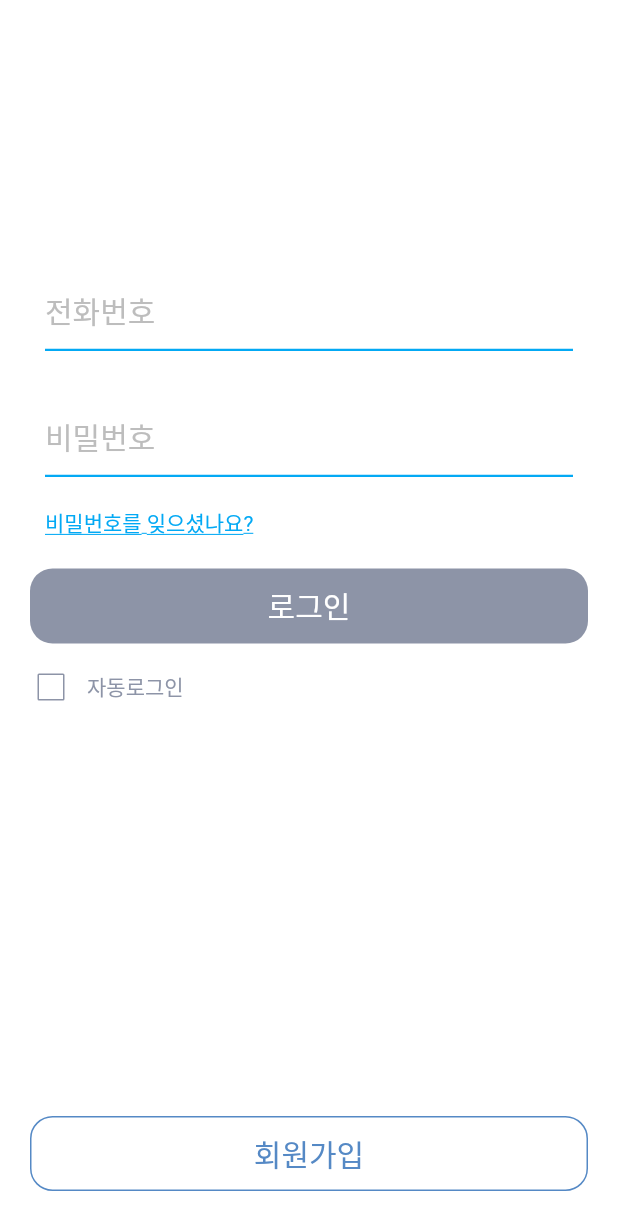
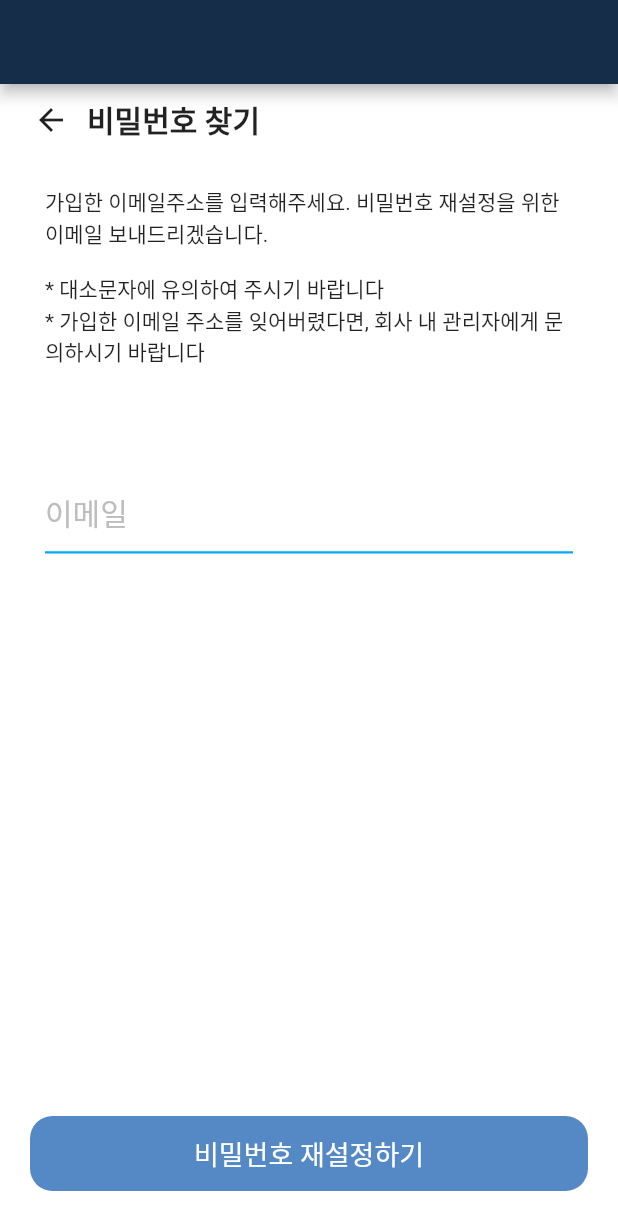
Before and after one commit to kwakdeung/with_rider, a Flutter app: the screen it shows after launch, after a tap on "비밀번호를 잊으셨나요?", on a phone screen of 412 x 824 dp. Shown: the top 1230 px of the screen. Run offline on Flutter 3.47's test engine with Material 2 defaults, Android fonts, the phone set to English and light mode, and no system bars; missing offline and left inert: kakao_flutter_sdk.

Commit message:
비밀번호 재설정 UI 추가

```diff
--- /dev/null
+++ b/lib/forgot_password.dart
@@ -0,0 +1,91 @@
+import 'package:flutter/material.dart';
+
+import 'end_drawer.dart';
+import 'login.dart';
+import 'password_reset.dart';
+
+class ForgotPassword extends StatelessWidget {
+  const ForgotPassword({super.key});
+
+  @override
+  Widget build(BuildContext context) {
+    return Scaffold(
+      backgroundColor: Colors.white,
+      appBar: AppBar(
+        backgroundColor: Color(0xff162d4a),
+      ),
+      body: Column(
+        crossAxisAlignment: CrossAxisAlignment.start,
+        children: [
+          Row(
+            crossAxisAlignment: CrossAxisAlignment.center,
+            children: [
+              Container(
+                margin: EdgeInsets.fromLTRB(10, 0, 0, 0),
+                child: IconButton(
+                    onPressed: () {
+                      Navigator.pushReplacement(
+                        context,
+                        MaterialPageRoute(
+                          builder: ((context) => const Login()),
+                        ),
+                      );
+                    },
+                    icon: Icon(Icons.arrow_back)),
+              ),
+              Text(
+                '비밀번호 찾기',
+                style: TextStyle(fontWeight: FontWeight.bold, fontSize: 20),
+              ),
+            ],
+          ),
+          Container(
+            margin: EdgeInsets.fromLTRB(30, 20, 30, 20),
+            child: Text(
+                '가입한 이메일주소를 입력해주세요. 비밀번호 재설정을 위한 이메일 보내드리겠습니다.\n\n* 대소문자에 유의하여 주시기 바랍니다\n* 가입한 이메일 주소를 잊어버렸다면, 회사 내 관리자에게 문의하시기 바랍니다'),
+          ),
+          Container(
+              margin: EdgeInsets.fromLTRB(30, 50, 30, 20),
+              child: TextField(
+                decoration: InputDecoration(
+                  hintText: '이메일',
+                  hintStyle: TextStyle(fontSize: 20.0, color: Colors.grey[400]),
+                  enabledBorder: UnderlineInputBorder(
+                    borderSide: BorderSide(color: Colors.lightBlue, width: 1.5),
+                  ),
+                  focusedBorder: UnderlineInputBorder(
+                    borderSide: BorderSide(color: Colors.lightBlue, width: 1.5),
+                  ),
+                ),
+              )),
+          Spacer(),
+          InkWell(
+            onTap: () {
+              Navigator.pushReplacement(
+                context,
+                MaterialPageRoute(
+                  builder: ((context) => const PasswordReset()),
+                ),
+              );
+            },
+            child: Container(
+              decoration: BoxDecoration(
+                borderRadius: BorderRadius.circular(15),
+                color: Color(0xff5589c5),
+              ),
+              margin: EdgeInsets.fromLTRB(20, 10, 20, 30),
+              width: double.infinity,
+              height: 50,
+              child: Center(
+                child: Text(
+                  '비밀번호 재설정하기',
+                  style: TextStyle(color: Colors.white, fontSize: 18),
+                ),
+              ),
+            ),
+          ),
+        ],
+      ),
+    );
+  }
+}
--- a/lib/login.dart
+++ b/lib/login.dart
@@ -1,6 +1,7 @@
 import 'package:flutter/material.dart';
 import 'package:with_rider/sign_up.dart';
 
+import 'forgot_password.dart';
 import 'register_shipping_method.dart';
 
 class Login extends StatefulWidget {
@@ -64,7 +65,14 @@ class _LoginState extends State<Login> {
           Align(
             alignment: Alignment.centerLeft,
             child: InkWell(
-              onTap: () {},
+              onTap: () {
+                Navigator.pushReplacement(
+                  context,
+                  MaterialPageRoute(
+                    builder: ((context) => const ForgotPassword()),
+                  ),
+                );
+              },
               child: Container(
                 margin: EdgeInsets.fromLTRB(30, 0, 30, 20),
                 child: Text(
```
Also changed, not shown: lib/password_reset.dart (added, +96 -0 lines).
